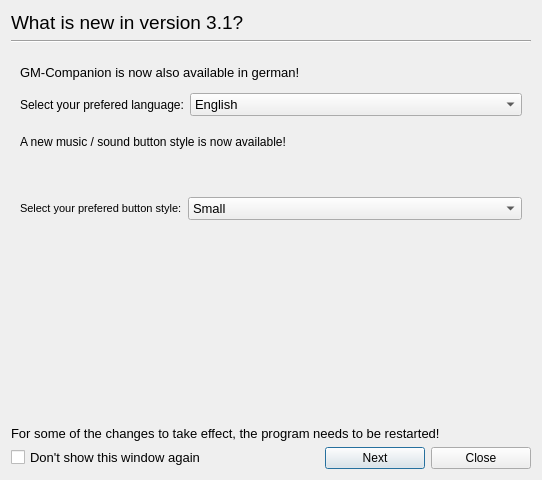
Qt form C++Project/GM-Companion/whatisnewwindow.ui (PhilInTheGaps/GM-Companion) before a commit.
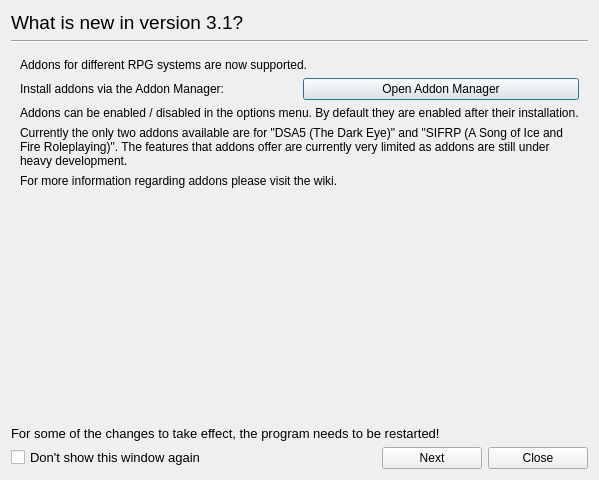
The same form after that commit. Icons and pictures are not drawn.

Commit message: Fixed chareditor glitching on low resolution monitors, fixed addon manager bugs

What changed in the file:
```diff
--- a/C++Project/GM-Companion/whatisnewwindow.ui
+++ b/C++Project/GM-Companion/whatisnewwindow.ui
@@ -48,7 +48,7 @@
    <item>
     <widget class="QStackedWidget" name="stackedWidget">
      <property name="currentIndex">
-      <number>0</number>
+      <number>2</number>
      </property>
      <widget class="QWidget" name="page">
       <layout class="QVBoxLayout" name="verticalLayout_2">
@@ -192,6 +192,72 @@
        </item>
       </layout>
      </widget>
+     <widget class="QWidget" name="page_3">
+      <layout class="QVBoxLayout" name="verticalLayout_4">
+       <item>
+        <widget class="QLabel" name="label_11">
+         <property name="text">
+          <string>Addons for different RPG systems are now supported.</string>
+         </property>
+        </widget>
+       </item>
+       <item>
+        <layout class="QHBoxLayout" name="horizontalLayout_2">
+         <item>
+          <widget class="QLabel" name="label_12">
+           <property name="text">
+            <string>Install addons via the Addon Manager:</string>
+           </property>
+          </widget>
+         </item>
+         <item>
+          <widget class="QPushButton" name="pushButton">
+           <property name="text">
+            <string>Open Addon Manager</string>
+           </property>
+          </widget>
+         </item>
+        </layout>
+       </item>
+       <item>
+        <widget class="QLabel" name="label_13">
+         <property name="text">
+          <string>Addons can be enabled / disabled in the options menu. By default they are enabled after their installation.</string>
+         </property>
+        </widget>
+       </item>
+       <item>
+        <widget class="QLabel" name="label_14">
+         <property name="text">
+          <string>Currently the only two addons available are for &quot;DSA5 (The Dark Eye)&quot; and &quot;SIFRP (A Song of Ice and Fire Roleplaying)&quot;. The features that addons offer are currently very limited as addons are still under heavy development.</string>
+         </property>
+         <property name="wordWrap">
+          <bool>true</bool>
+         </property>
+        </widget>
+       </item>
+       <item>
+        <widget class="QLabel" name="label_15">
+         <property name="text">
+          <string>For more information regarding addons please visit the wiki.</string>
+         </property>
+        </widget>
+       </item>
+       <item>
+        <spacer name="verticalSpacer_2">
+         <property name="orientation">
+          <enum>Qt::Vertical</enum>
+         </property>
+         <property name="sizeHint" stdset="0">
+          <size>
+           <width>20</width>
+           <height>40</height>
+          </size>
+         </property>
+        </spacer>
+       </item>
+      </layout>
+     </widget>
     </widget>
    </item>
    <item>
```
The commit also changes 19 other files.
